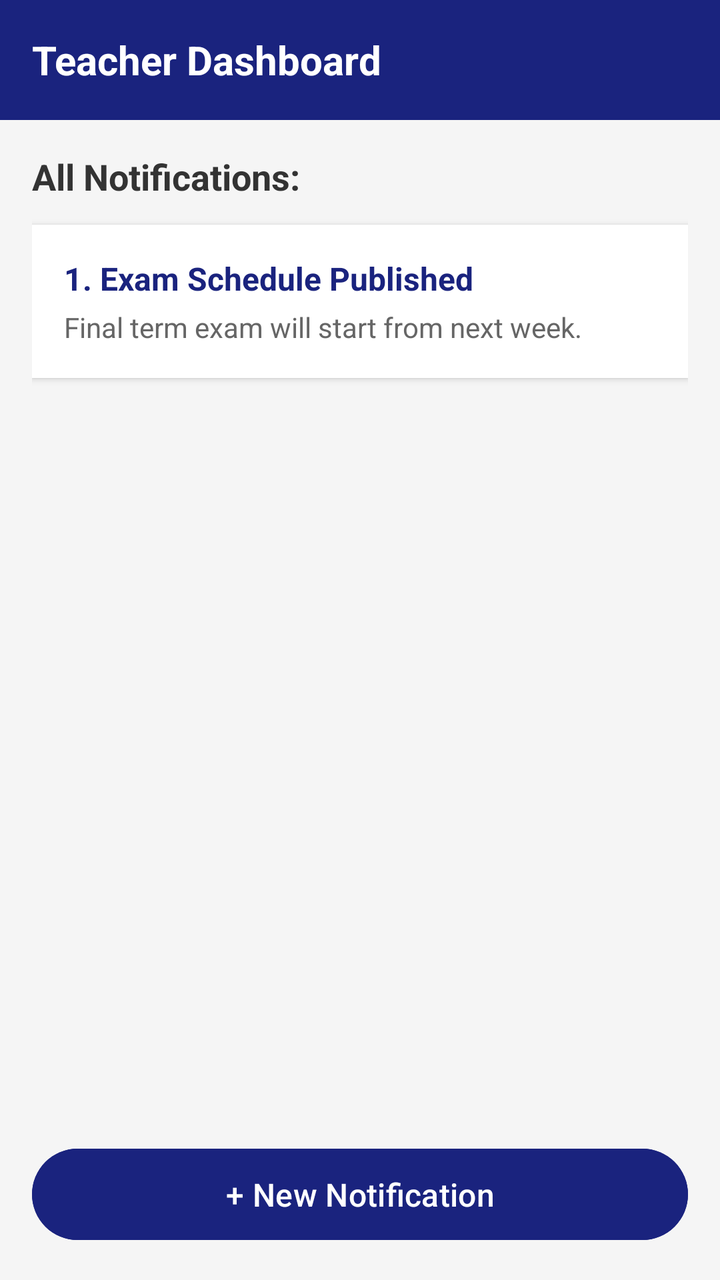
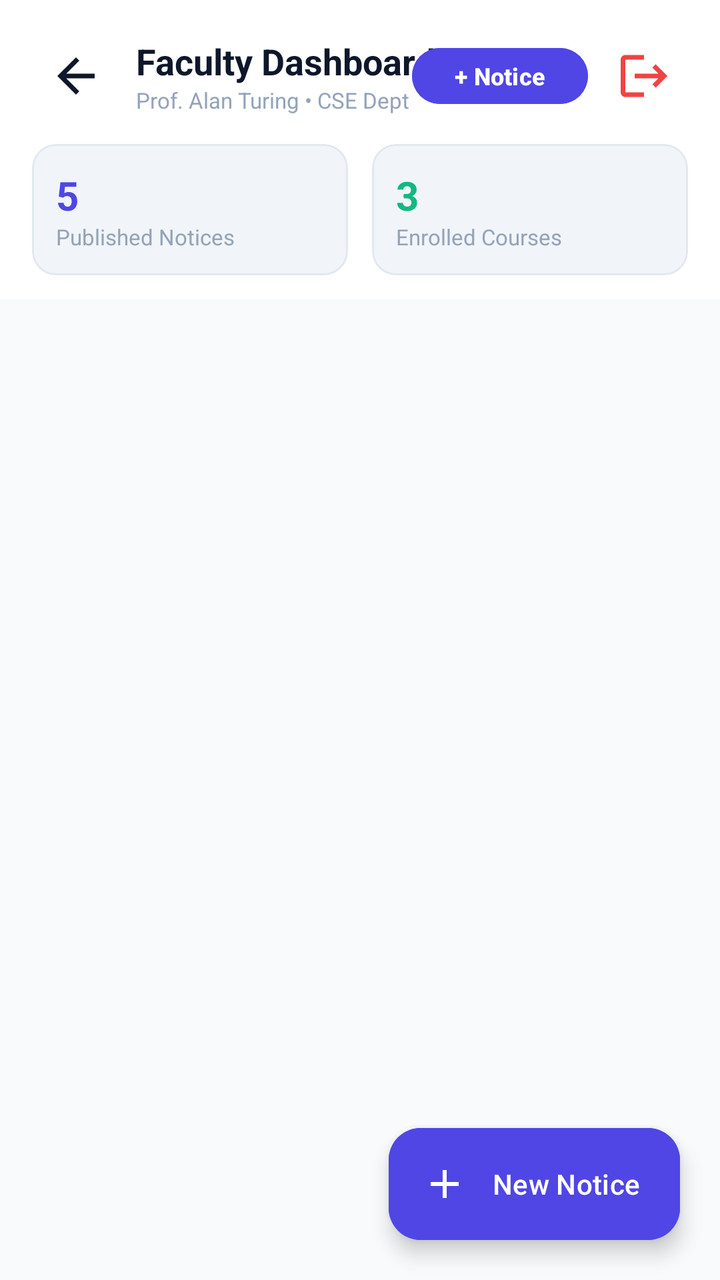

Two renders of the same Android screen: before a commit and after it. Below are the layout's source before the change and the commit's diff.
<!-- AndroidManifest.xml: application theme Theme.Notify -->
<!-- res/layout/activity_teacher.xml -->
<?xml version="1.0" encoding="utf-8"?>
<RelativeLayout xmlns:android="http://schemas.android.com/apk/res/android"
    android:layout_width="match_parent"
    android:layout_height="match_parent"
    android:background="#F5F5F5">

    <LinearLayout
        android:id="@+id/headerBar"
        android:layout_width="match_parent"
        android:layout_height="60dp"
        android:background="#1A237E"
        android:gravity="center_vertical"
        android:paddingLeft="16dp">

        <TextView
            android:layout_width="wrap_content"
            android:layout_height="wrap_content"
            android:text="Teacher Dashboard"
            android:textColor="#FFFFFF"
            android:textSize="20sp"
            android:textStyle="bold" />
    </LinearLayout>

    <ScrollView
        android:layout_width="match_parent"
        android:layout_height="match_parent"
        android:layout_below="@id/headerBar"
        android:layout_above="@id/btnNewNotification"
        android:padding="16dp">

        <LinearLayout
            android:id="@+id/notificationListContainer"
            android:layout_width="match_parent"
            android:layout_height="wrap_content"
            android:orientation="vertical">

            <TextView
                android:layout_width="match_parent"
                android:layout_height="wrap_content"
                android:text="All Notifications:"
                android:textSize="18sp"
                android:textStyle="bold"
                android:textColor="#333333"
                android:layout_marginBottom="12dp"/>

            <LinearLayout
                android:layout_width="match_parent"
                android:layout_height="wrap_content"
                android:orientation="vertical"
                android:background="@android:color/white"
                android:padding="16dp"
                android:layout_marginBottom="10dp"
                android:elevation="2dp">
                <TextView
                    android:layout_width="wrap_content"
                    android:layout_height="wrap_content"
                    android:text="1. Exam Schedule Published"
                    android:textStyle="bold"
                    android:textColor="#1A237E"
                    android:textSize="16sp"/>
                <TextView
                    android:layout_width="wrap_content"
                    android:layout_height="wrap_content"
                    android:text="Final term exam will start from next week."
                    android:textColor="#666666"
                    android:layout_marginTop="4dp"/>
            </LinearLayout>

        </LinearLayout>
    </ScrollView>

    <Button
        android:id="@+id/btnNewNotification"
        android:layout_width="match_parent"
        android:layout_height="wrap_content"
        android:layout_alignParentBottom="true"
        android:layout_margin="16dp"
        android:text="+ New Notification"
        android:textColor="#FFFFFF"
        android:backgroundTint="#1A237E"
        android:padding="12dp"
        android:textSize="16sp" />

</RelativeLayout>
<!-- resources referenced by this layout -->
<resources>
  <style name="Theme.Notify" parent="Base.Theme.Notify" />
  <style name="Base.Theme.Notify" parent="Theme.Material3.DayNight.NoActionBar">
          
          
      </style>
</resources>

<!-- the commit's change to res/layout/activity_teacher.xml (unified diff, before → after) -->
@@ -1,84 +1,204 @@
 <?xml version="1.0" encoding="utf-8"?>
-<RelativeLayout xmlns:android="http://schemas.android.com/apk/res/android"
+<androidx.coordinatorlayout.widget.CoordinatorLayout
+    xmlns:android="http://schemas.android.com/apk/res/android"
+    xmlns:app="http://schemas.android.com/apk/res-auto"
+    xmlns:tools="http://schemas.android.com/tools"
     android:layout_width="match_parent"
     android:layout_height="match_parent"
-    android:background="#F5F5F5">
-
-    <LinearLayout
-        android:id="@+id/headerBar"
+    android:background="@color/background">
+
+    
+    <com.google.android.material.appbar.AppBarLayout
         android:layout_width="match_parent"
-        android:layout_height="60dp"
-        android:background="#1A237E"
-        android:gravity="center_vertical"
-        android:paddingLeft="16dp">
-
-        <TextView
-            android:layout_width="wrap_content"
-            android:layout_height="wrap_content"
-            android:text="Teacher Dashboard"
-            android:textColor="#FFFFFF"
-            android:textSize="20sp"
-            android:textStyle="bold" />
-    </LinearLayout>
-
-    <ScrollView
-        android:layout_width="match_parent"
-        android:layout_height="match_parent"
-        android:layout_below="@id/headerBar"
-        android:layout_above="@id/btnNewNotification"
-        android:padding="16dp">
+        android:layout_height="wrap_content"
+        android:background="@color/surface"
+        app:elevation="2dp">
 
         <LinearLayout
-            android:id="@+id/notificationListContainer"
             android:layout_width="match_parent"
             android:layout_height="wrap_content"
-            android:orientation="vertical">
-
-            <TextView
+            android:orientation="vertical"
+            android:paddingHorizontal="16dp"
+            android:paddingTop="16dp"
+            android:paddingBottom="12dp">
+
+            <RelativeLayout
                 android:layout_width="match_parent"
                 android:layout_height="wrap_content"
-                android:text="All Notifications:"
-                android:textSize="18sp"
-                android:textStyle="bold"
-                android:textColor="#333333"
-                android:layout_marginBottom="12dp"/>
-
+                android:layout_marginBottom="12dp">
+
+                <ImageButton
+                    android:id="@+id/btnBack"
+                    android:layout_width="44dp"
+                    android:layout_height="44dp"
+                    android:padding="8dp"
+                    android:scaleType="fitCenter"
+                    android:src="@drawable/ic_arrow_back"
+                    android:background="?attr/selectableItemBackgroundBorderless"
+                    app:tint="@color/on_surface"
+                    android:layout_alignParentStart="true"
+                    android:layout_centerVertical="true"
+                    android:contentDescription="Back" />
+
+                <LinearLayout
+                    android:layout_width="wrap_content"
+                    android:layout_height="wrap_content"
+                    android:orientation="vertical"
+                    android:layout_toEndOf="@id/btnBack"
+                    android:layout_marginStart="8dp"
+                    android:layout_centerVertical="true">
+
+                    <TextView
+                        android:layout_width="wrap_content"
+                        android:layout_height="wrap_content"
+                        android:text="Faculty Dashboard"
+                        android:textSize="18sp"
+                        android:textStyle="bold"
+                        android:textColor="@color/on_surface" />
+
+                    <TextView
+                        android:layout_width="wrap_content"
+                        android:layout_height="wrap_content"
+                        android:text="Prof. Alan Turing • CSE Dept"
+                        android:textSize="11sp"
+                        android:textColor="@color/on_surface_subtle" />
+                </LinearLayout>
+
+                <LinearLayout
+                    android:layout_width="wrap_content"
+                    android:layout_height="wrap_content"
+                    android:orientation="horizontal"
+                    android:gravity="center_vertical"
+                    android:layout_alignParentEnd="true"
+                    android:layout_centerVertical="true">
+
+                    <com.google.android.material.button.MaterialButton
+                        android:id="@+id/btnNewNoticeHeader"
+                        android:layout_width="wrap_content"
+                        android:layout_height="36dp"
+                        android:text="+ Notice"
+                        android:textSize="12sp"
+                        android:textStyle="bold"
+                        app:cornerRadius="18dp"
+                        android:backgroundTint="@color/primary"
+                        android:paddingHorizontal="12dp"
+                        android:paddingVertical="0dp" />
+
+                    <ImageButton
+                        android:id="@+id/btnLogout"
+                        android:layout_width="44dp"
+                        android:layout_height="44dp"
+                        android:layout_marginStart="6dp"
+                        android:padding="8dp"
+                        android:scaleType="fitCenter"
+                        android:src="@drawable/ic_logout"
+                        android:background="?attr/selectableItemBackgroundBorderless"
+                        android:contentDescription="Logout"
+                        app:tint="@color/badge_urgent" />
+                </LinearLayout>
+            </RelativeLayout>
+
+            
             <LinearLayout
                 android:layout_width="match_parent"
                 android:layout_height="wrap_content"
-                android:orientation="vertical"
-                android:background="@android:color/white"
-                android:padding="16dp"
-                android:layout_marginBottom="10dp"
-                android:elevation="2dp">
-                <TextView
-                    android:layout_width="wrap_content"
-                    android:layout_height="wrap_content"
-                    android:text="1. Exam Schedule Published"
-                    android:textStyle="bold"
-                    android:textColor="#1A237E"
-                    android:textSize="16sp"/>
-                <TextView
-                    android:layout_width="wrap_content"
-                    android:layout_height="wrap_content"
-                    android:text="Final term exam will start from next week."
-                    android:textColor="#666666"
-                    android:layout_marginTop="4dp"/>
+                android:orientation="horizontal">
+
+                <com.google.android.material.card.MaterialCardView
+                    android:layout_width="0dp"
+                    android:layout_height="wrap_content"
+                    android:layout_weight="1"
+                    android:layout_marginEnd="6dp"
+                    app:cardCornerRadius="12dp"
+                    app:cardElevation="0dp"
+                    app:strokeWidth="1dp"
+                    app:strokeColor="@color/outline_variant"
+                    app:cardBackgroundColor="@color/surface_variant">
+
+                    <LinearLayout
+                        android:layout_width="match_parent"
+                        android:layout_height="wrap_content"
+                        android:orientation="vertical"
+                        android:padding="12dp">
+
+                        <TextView
+                            android:id="@+id/tvActiveNoticesCount"
+                            android:layout_width="wrap_content"
+                            android:layout_height="wrap_content"
+                            android:text="5"
+                            android:textSize="20sp"
+                            android:textStyle="bold"
+                            android:textColor="@color/primary" />
+
+                        <TextView
+                            android:layout_width="wrap_content"
+                            android:layout_height="wrap_content"
+                            android:text="Published Notices"
+                            android:textSize="11sp"
+                            android:textColor="@color/on_surface_subtle" />
+                    </LinearLayout>
+                </com.google.android.material.card.MaterialCardView>
+
+                <com.google.android.material.card.MaterialCardView
+                    android:layout_width="0dp"
+                    android:layout_height="wrap_content"
+                    android:layout_weight="1"
+                    android:layout_marginStart="6dp"
+                    app:cardCornerRadius="12dp"
+                    app:cardElevation="0dp"
+                    app:strokeWidth="1dp"
+                    app:strokeColor="@color/outline_variant"
+                    app:cardBackgroundColor="@color/surface_variant">
+
+                    <LinearLayout
+                        android:layout_width="match_parent"
+                        android:layout_height="wrap_content"
+                        android:orientation="vertical"
+                        android:padding="12dp">
+
+                        <TextView
+                            android:layout_width="wrap_content"
+                            android:layout_height="wrap_content"
+                            android:text="3"
+                            android:textSize="20sp"
+                            android:textStyle="bold"
+                            android:textColor="@color/secondary" />
+
+                        <TextView
+                            android:layout_width="wrap_content"
+                            android:layout_height="wrap_content"
+                            android:text="Enrolled Courses"
+                            android:textSize="11sp"
+                            android:textColor="@color/on_surface_subtle" />
+                    </LinearLayout>
+                </com.google.android.material.card.MaterialCardView>
             </LinearLayout>
 
         </LinearLayout>
-    </ScrollView>
-
-    <Button
-        android:id="@+id/btnNewNotification"
+    </com.google.android.material.appbar.AppBarLayout>
+
+    
+    <androidx.recyclerview.widget.RecyclerView
+        android:id="@+id/rvTeacherNotices"
         android:layout_width="match_parent"
+        android:layout_height="match_parent"
+        android:paddingTop="8dp"
+        android:paddingBottom="80dp"
+        android:clipToPadding="false"
+        app:layout_behavior="@string/appbar_scrolling_view_behavior" />
+
+    
+    <com.google.android.material.floatingactionbutton.ExtendedFloatingActionButton
+        android:id="@+id/fabNewNotice"
+        android:layout_width="wrap_content"
         android:layout_height="wrap_content"
-        android:layout_alignParentBottom="true"
-        android:layout_margin="16dp"
-        android:text="+ New Notification"
-        android:textColor="#FFFFFF"
-        android:backgroundTint="#1A237E"
-        android:padding="12dp"
-        android:textSize="16sp" />
-
-</RelativeLayout>
+        android:layout_gravity="bottom|end"
+        android:layout_margin="20dp"
+        android:text="New Notice"
+        android:textColor="@color/on_primary"
+        app:icon="@drawable/ic_add"
+        app:iconTint="@color/on_primary"
+        android:backgroundTint="@color/primary"
+        app:elevation="4dp" />
+
+</androidx.coordinatorlayout.widget.CoordinatorLayout>
<!-- resource entries referenced after the edit -->
@@ -1,9 +1,78 @@
 <!-- resources referenced by this layout -->
 <resources>
+  <color name="background">#F8FAFC</color>
+  <color name="badge_urgent">#EF4444</color>
+  <color name="on_primary">#FFFFFF</color>
+  <color name="on_surface">#0F172A</color>
+  <color name="on_surface_subtle">#94A3B8</color>
+  <color name="outline_variant">#E2E8F0</color>
+  <color name="primary">#4F46E5</color>
+  <color name="secondary">#10B981</color>
+  <color name="surface">#FFFFFF</color>
+  <color name="surface_variant">#F1F5F9</color>
+  <!-- drawable ic_add (drawable) -->
+  <vector xmlns:android="http://schemas.android.com/apk/res/android"
+      android:width="24dp"
+      android:height="24dp"
+      android:viewportWidth="24"
+      android:viewportHeight="24">
+    <path
+        android:fillColor="#FFFFFFFF"
+        android:pathData="M19,13h-6v6h-2v-6H5v-2h6V5h2v6h6v2z"/>
+  </vector>
+  <!-- drawable ic_arrow_back (drawable) -->
+  <vector xmlns:android="http://schemas.android.com/apk/res/android"
+      android:width="24dp"
+      android:height="24dp"
+      android:viewportWidth="24"
+      android:viewportHeight="24">
+    <path
+        android:fillColor="#FFFFFFFF"
+        android:pathData="M20,11H7.83l5.59,-5.59L12,4l-8,8 8,8 1.41,-1.41L7.83,13H20v-2z"/>
+  </vector>
+  <!-- drawable ic_logout (drawable) -->
+  <vector xmlns:android="http://schemas.android.com/apk/res/android"
+      android:width="24dp"
+      android:height="24dp"
+      android:viewportWidth="24"
+      android:viewportHeight="24">
+    <path
+        android:fillColor="#FFEF4444"
+        android:pathData="M17,7l-1.41,1.41L18.17,11H8v2h10.17l-2.58,2.58L17,17l5,-5zM4,5h8V3H4c-1.1,0 -2,0.9 -2,2v14c0,1.1 0.9,2 2,2h8v-2H4V5z"/>
+  </vector>
   <style name="Theme.Notify" parent="Base.Theme.Notify" />
   <style name="Base.Theme.Notify" parent="Theme.Material3.DayNight.NoActionBar">
           
+          <item name="colorPrimary">@color/primary</item>
+          <item name="colorPrimaryVariant">@color/primary_dark</item>
+          <item name="colorOnPrimary">@color/on_primary</item>
+          <item name="colorPrimaryContainer">@color/primary_container</item>
+          <item name="colorOnPrimaryContainer">@color/on_primary_container</item>
+  
           
+          <item name="colorSecondary">@color/secondary</item>
+          <item name="colorSecondaryContainer">@color/secondary_container</item>
+          <item name="colorOnSecondary">@color/on_secondary</item>
+          <item name="colorOnSecondaryContainer">@color/on_secondary_container</item>
+  
+          <item name="android:colorBackground">@color/background</item>
+          <item name="colorSurface">@color/surface</item>
+          <item name="colorOnSurface">@color/on_surface</item>
+          <item name="colorSurfaceVariant">@color/surface_variant</item>
+          <item name="colorOutline">@color/outline</item>
+          <item name="colorOutlineVariant">@color/outline_variant</item>
+  
+          
+          <item name="android:statusBarColor">@color/primary_dark</item>
+          <item name="android:windowLightStatusBar" tools:targetApi="m">false</item>
+          <item name="android:navigationBarColor">@color/surface</item>
       </style>
+  <color name="primary_dark">#4338CA</color>
+  <color name="primary_container">#E0E7FF</color>
+  <color name="on_primary_container">#312E81</color>
+  <color name="secondary_container">#D1FAE5</color>
+  <color name="on_secondary">#FFFFFF</color>
+  <color name="on_secondary_container">#064E3B</color>
+  <color name="outline">#CBD5E1</color>
 </resources>
 
